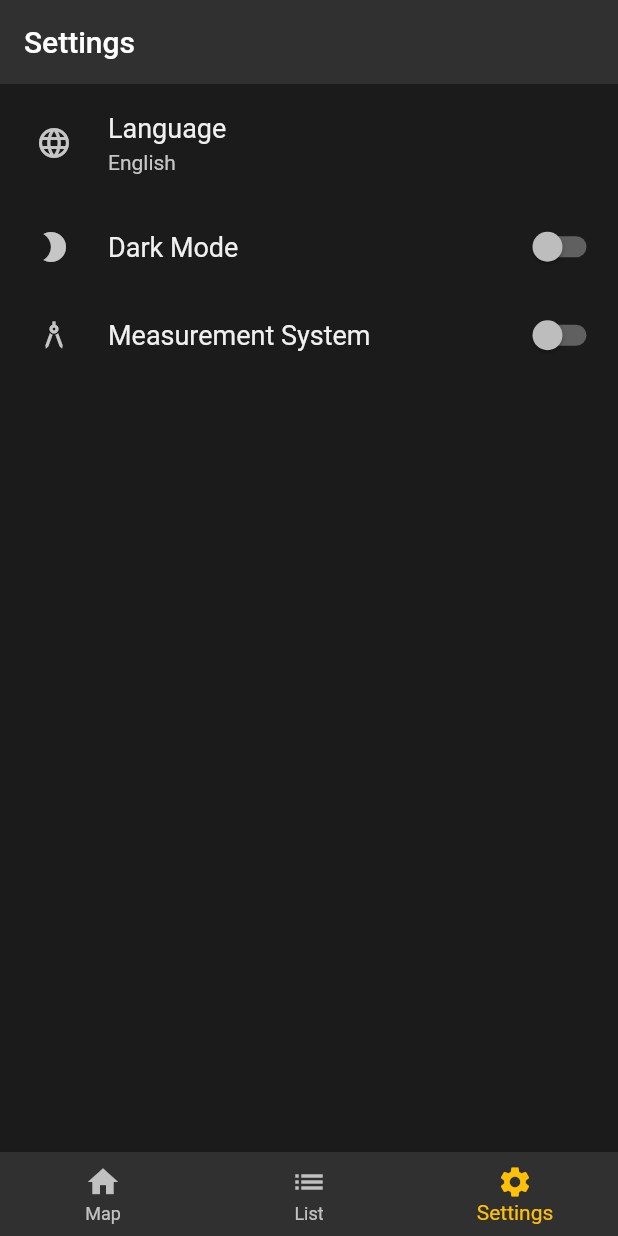
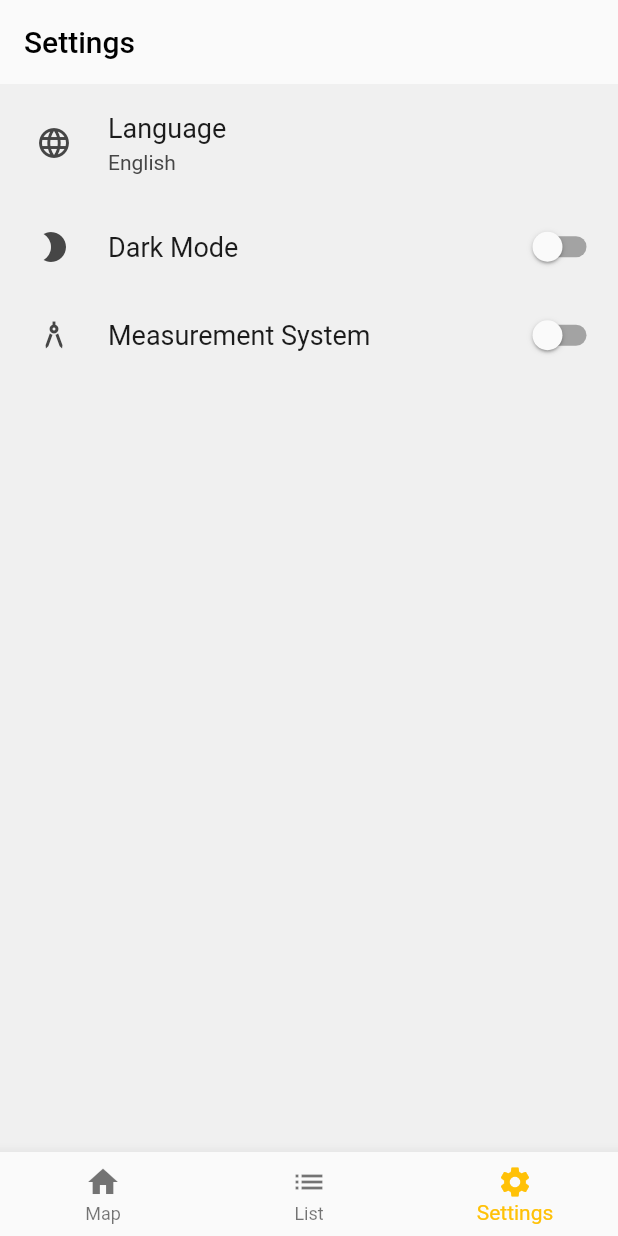
Before and after one commit to sahinozan/Earthquake-App, a Flutter app: the screen it shows after launch, item 3 of the bottom bar chosen, on a phone screen of 412 x 824 dp. Run offline on Flutter 3.47's test engine with Material 2 defaults, Android fonts, the phone set to English and light mode, and no system bars; drawn by our look-alikes of settings_ui; our stand-ins replace flutter_riverpod, google_maps_flutter.

Commit message:
dark mode added

```diff
--- a/lib/main.dart
+++ b/lib/main.dart
@@ -1,7 +1,6 @@
 import 'package:flutter/material.dart';
 import 'package:flutter_riverpod/flutter_riverpod.dart';
 import 'pages/my_home_page.dart';
-import 'package:settings_ui/settings_ui.dart';
 
 final darkModeProvider = StateProvider((ref) => false);
 
@@ -13,19 +12,34 @@ void main() {
   );
 }
 
-class MyApp extends ConsumerWidget {
+class MyApp extends ConsumerStatefulWidget {
   const MyApp({Key? key}) : super(key: key);
 
   @override
-  Widget build(BuildContext context, WidgetRef ref) {
+  ConsumerState<ConsumerStatefulWidget> createState() => MyAppState();
+
+  static MyAppState? of(BuildContext context) =>
+      context.findAncestorStateOfType<MyAppState>();
+}
+
+class MyAppState extends ConsumerState<MyApp> {
+  ThemeMode _themeMode = ThemeMode.light;
+
+  @override
+  Widget build(BuildContext context) {
     return MaterialApp(
       debugShowCheckedModeBanner: false,
-      themeMode: ref.watch(darkModeProvider.notifier).state
-          ? ThemeMode.light
-          : ThemeMode.dark,
+      theme: ThemeData(),
       darkTheme: ThemeData.dark(),
+      themeMode: _themeMode,
       title: 'Earthquake App',
       home: const MyHomePage(),
     );
   }
+
+  void changeTheme(ThemeMode themeMode) {
+    setState(() {
+      _themeMode = themeMode;
+    });
+  }
 }
--- a/lib/pages/settings_page.dart
+++ b/lib/pages/settings_page.dart
@@ -1,3 +1,4 @@
+import 'package:earthquake_app/main.dart';
 import 'package:earthquake_app/pages/language_settings_page.dart';
 import 'package:flutter/material.dart';
 import 'package:flutter_riverpod/flutter_riverpod.dart';
@@ -9,11 +10,16 @@ final languageSettingsButtonProvider = StateProvider((ref) => 1);
 final measurementProvider = StateProvider((ref) => false);
 final darkModeProvider = StateProvider((ref) => false);
 
-class SettingsPage extends ConsumerWidget {
+class SettingsPage extends ConsumerStatefulWidget {
   const SettingsPage({Key? key}) : super(key: key);
 
   @override
-  Widget build(BuildContext context, WidgetRef ref) {
+  ConsumerState<SettingsPage> createState() => _SettingsPageState();
+}
+
+class _SettingsPageState extends ConsumerState<SettingsPage> {
+  @override
+  Widget build(BuildContext context) {
     final darkThemeProvider = StateProvider(
       (ref) => Theme.of(context).brightness == Brightness.dark,
     );
@@ -53,8 +59,18 @@ class SettingsPage extends ConsumerWidget {
               ),
               SettingsTile.switchTile(
                 initialValue: ref.watch(darkModeProvider),
-                onToggle: (value) =>
-                    ref.read(darkModeProvider.notifier).state = value,
+                onToggle: (value) {
+                  ref.read(darkModeProvider.notifier).state = value;
+                  if (value) {
+                    setState(() {
+                      MyApp.of(context)!.changeTheme(ThemeMode.dark);
+                    });
+                  } else {
+                    setState(() {
+                      MyApp.of(context)!.changeTheme(ThemeMode.light);
+                    });
+                  }
+                },
                 title: const Text('Dark Mode'),
                 leading: const Icon(Icons.brightness_2),
               ),
```
